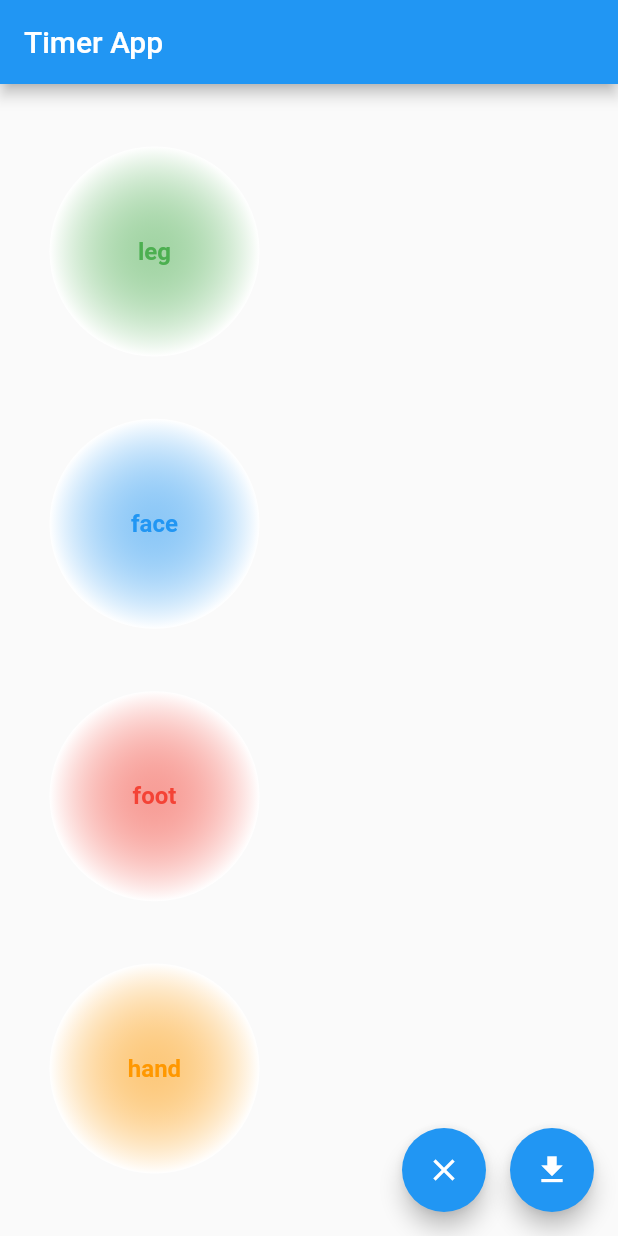
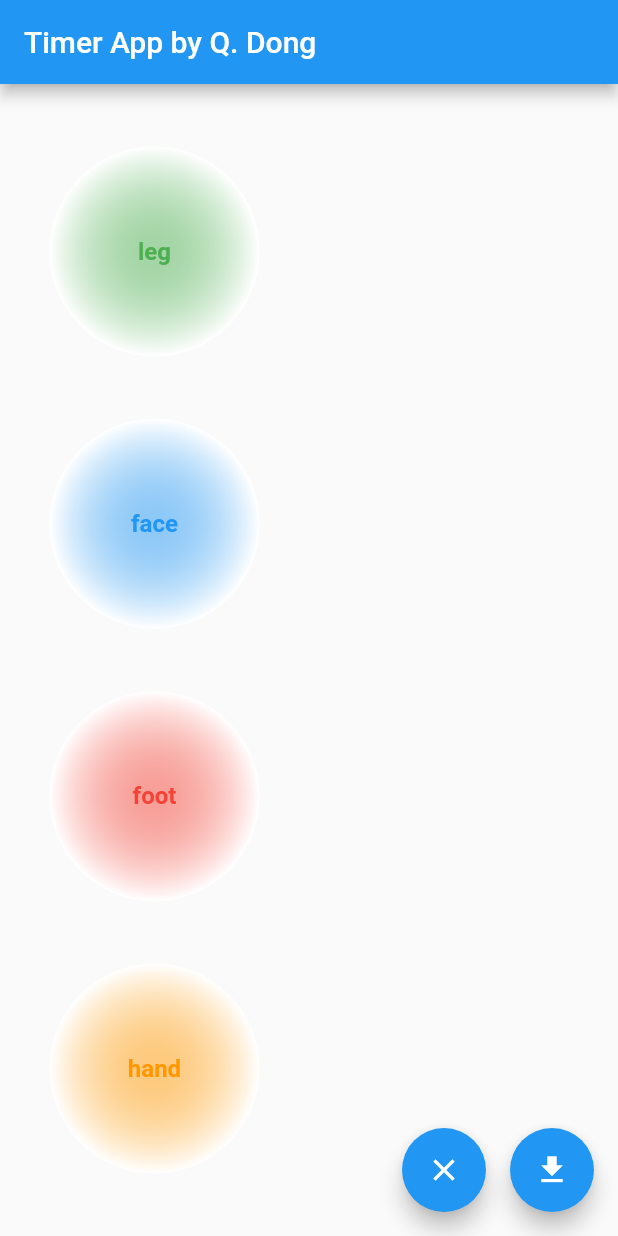
Before and after one commit to qdongatuw/pptx_image, a Flutter app: the screen it shows after launch, on a phone screen of 412 x 824 dp. Run offline on Flutter 3.47's test engine with Material 2 defaults, Android fonts, the phone set to English and light mode, and no system bars.

Commit message:
Update main.dart

```diff
--- a/lib/main.dart
+++ b/lib/main.dart
@@ -125,7 +125,7 @@ class _HomePageState extends State<HomePage> {
   Widget build(BuildContext context) {
     return Scaffold(
       appBar: AppBar(
-        title: const Text('Timer App'),
+        title: const Text('Timer App by Q. Dong'),
       ),
       body: Row(
         children: [
```
